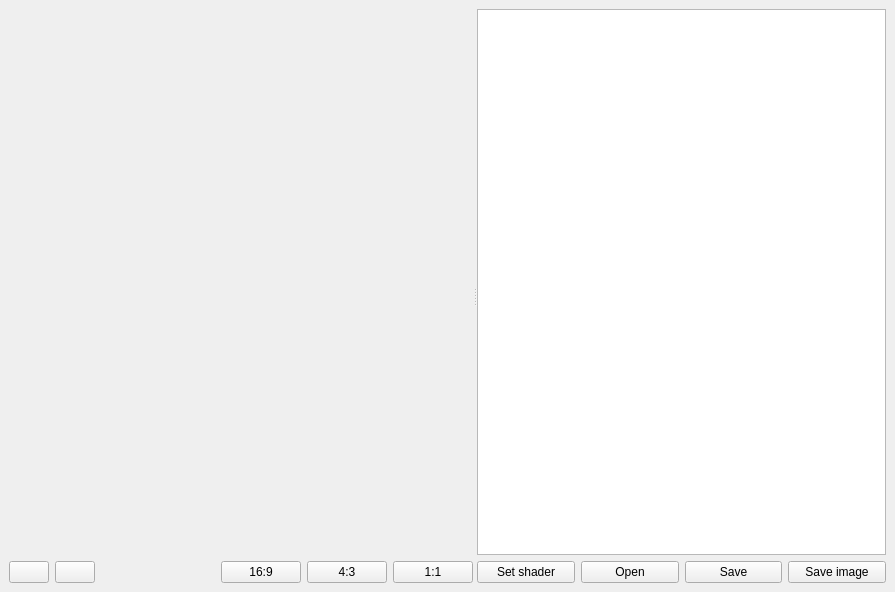
Qt form src/ShaderRunner/srMainWindow.ui (utak3r/ShaderRunner) before a commit.
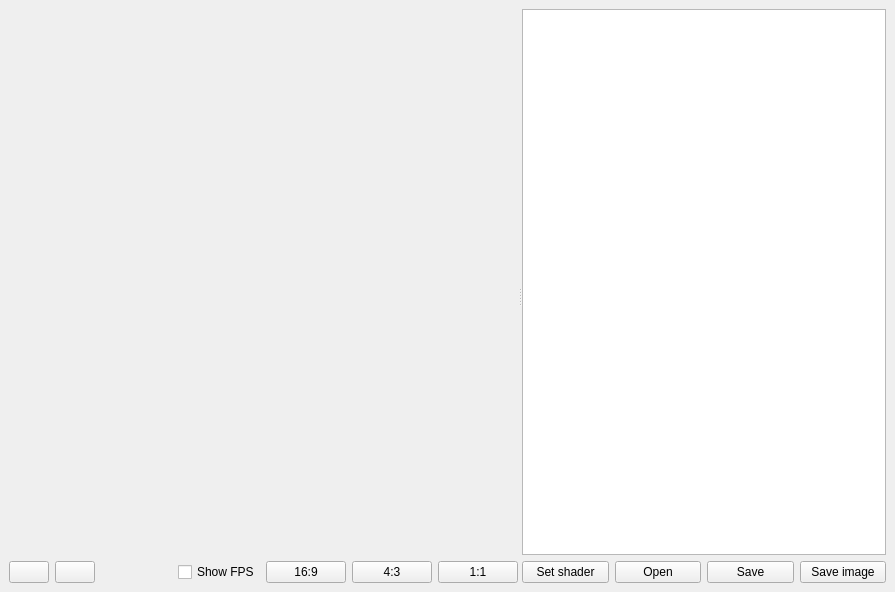
The same form after that commit. Icons and pictures are not drawn. Custom widgets are drawn as their Qt base class.

Commit message: Show FPS option added.

```diff
--- a/src/ShaderRunner/srMainWindow.ui
+++ b/src/ShaderRunner/srMainWindow.ui
@@ -20,7 +20,7 @@
       <property name="orientation">
        <enum>Qt::Horizontal</enum>
       </property>
-      <widget class="QWidget" name="layoutWidget">
+      <widget class="QWidget" name="">
        <layout class="QVBoxLayout" name="verticalLayout_2">
         <item>
          <widget class="GLViewWidget" name="GLWidget" native="true">
@@ -69,6 +69,13 @@
             </property>
            </spacer>
           </item>
+          <item>
+           <widget class="QCheckBox" name="cbxShowFPS">
+            <property name="text">
+             <string>Show FPS</string>
+            </property>
+           </widget>
+          </item>
           <item>
            <widget class="QPushButton" name="btnAspect169">
             <property name="text">
```
The commit also changes 3 other files.
